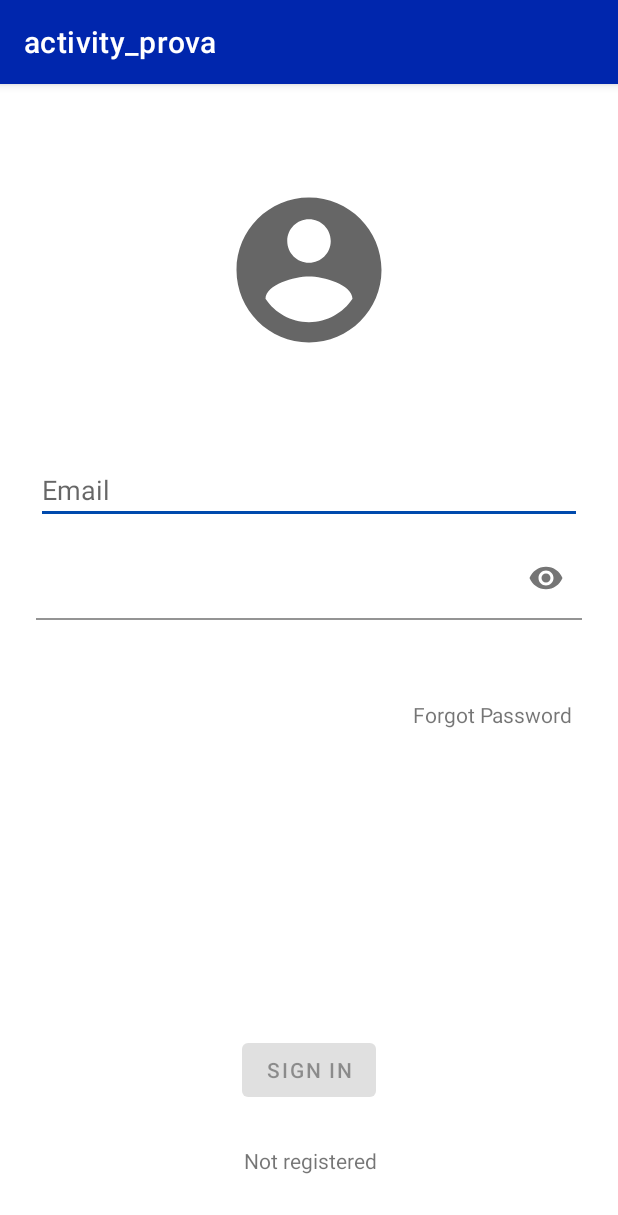
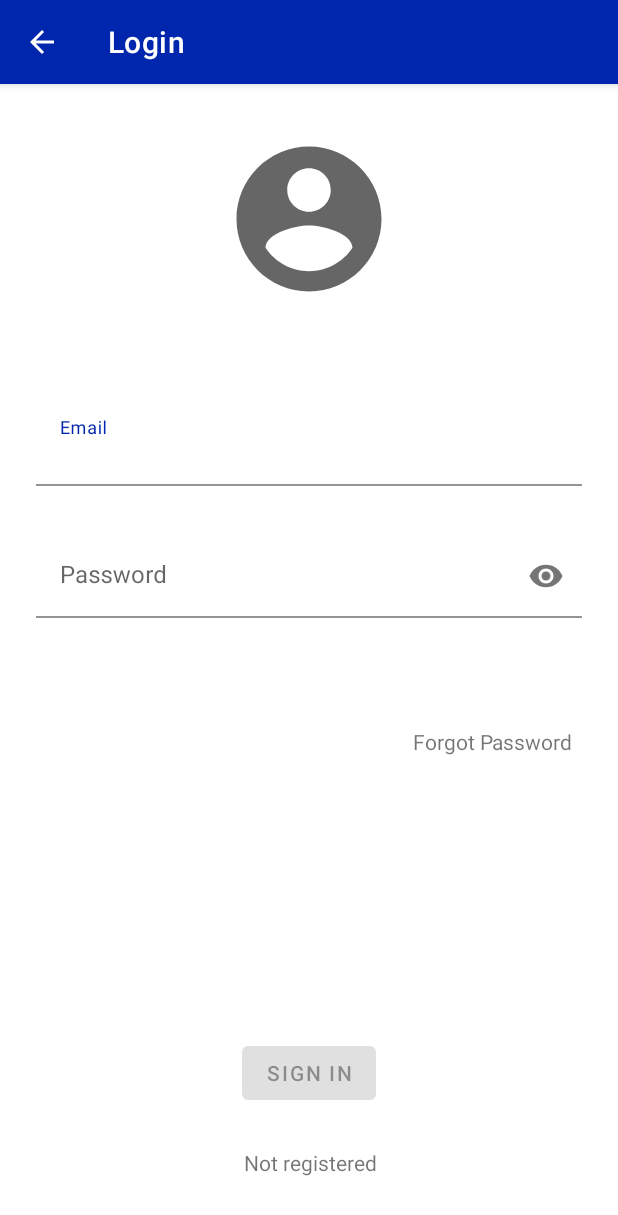
Before and after one commit to GioRigamonti/MyFITapp, an Android app: the Login screen opened directly, with no data from a screen before it, on a phone screen of 412 x 824 dp. Shown: the top 1215 px of the screen. Run offline under Robolectric (Android 15) with nearby library versions, the light colour scheme and no system bars.

Commit message:
sistemato login

```diff
--- a/MyFITapp/app/src/main/AndroidManifest.xml
+++ b/MyFITapp/app/src/main/AndroidManifest.xml
@@ -11,7 +11,7 @@
         android:theme="@style/Theme.MyFITapp">
         <activity
             android:name=".Login"
-            android:label="@string/title_activity_prova"
+            android:label="@string/title_activity_login"
             android:theme="@style/Theme.MyFITapp.NoActionBar"></activity>
         <activity
             android:name=".EditProfile"
@@ -28,9 +28,7 @@
         <activity
             android:name=".Settings"
             android:label="@string/title_activity_settings" />
-        <activity
-            android:name=".ui.login.LoginActivity"
-            android:label="@string/title_activity_login" />
+
         <activity
             android:name=".MainActivity"
             android:label="@string/app_name">
--- a/MyFITapp/app/src/main/java/it/unimib/myfitapp/Login.java
+++ b/MyFITapp/app/src/main/java/it/unimib/myfitapp/Login.java
@@ -1,7 +1,10 @@
 package it.unimib.myfitapp;
 
 import android.os.Bundle;
+import android.view.Menu;
+import android.view.MenuItem;
 
+import androidx.appcompat.app.ActionBar;
 import androidx.appcompat.app.AppCompatActivity;
 import androidx.appcompat.widget.Toolbar;
 
@@ -13,7 +16,24 @@ public class Login extends AppCompatActivity {
         setContentView(R.layout.activity_login);
         Toolbar toolbar = findViewById(R.id.toolbar);
         setSupportActionBar(toolbar);
+        ActionBar actionBar = getSupportActionBar();
+        if (actionBar != null) {
+            actionBar.setDisplayHomeAsUpEnabled(true);
+        }
+    }
 
+        @Override
+        public boolean onOptionsItemSelected(MenuItem item) {
+            switch (item.getItemId()) {
+                case android.R.id.home:
+                    finish();
+                    return true;
+            }
 
-    }
+            return super.onOptionsItemSelected(item);
+        }
+
+        public boolean onCreateOptionsMenu(Menu menu) {
+            return true;
+        }
 }
--- a/MyFITapp/app/src/main/res/layout/content_activity_login.xml
+++ b/MyFITapp/app/src/main/res/layout/content_activity_login.xml
@@ -6,27 +6,37 @@
     android:layout_height="match_parent"
     app:layout_behavior="@string/appbar_scrolling_view_behavior">
 
-    <EditText
+
+    <com.google.android.material.textfield.TextInputLayout
         android:id="@+id/username"
         android:layout_width="0dp"
         android:layout_height="wrap_content"
         android:layout_marginStart="24dp"
-        android:layout_marginTop="248dp"
+        android:layout_marginTop="64dp"
         android:layout_marginEnd="24dp"
-        android:hint="@string/prompt_email"
-        android:inputType="textEmailAddress"
-        android:selectAllOnFocus="true"
+        android:background="#00FFFFFF"
+        android:gravity="center_vertical"
+        app:boxBackgroundColor="#00FFFFFF"
+        app:boxStrokeColor="#00FFFFFF"
         app:layout_constraintEnd_toEndOf="parent"
-        app:layout_constraintHorizontal_bias="1.0"
         app:layout_constraintStart_toStartOf="parent"
-        app:layout_constraintTop_toTopOf="parent" />
+        app:layout_constraintTop_toBottomOf="@+id/imageView2">
+
+        <com.google.android.material.textfield.TextInputEditText
+            android:id="@+id/email_text"
+            android:layout_width="match_parent"
+            android:layout_height="match_parent"
+            android:hint="@string/prompt_email"
+            android:inputType="textEmailAddress" />
+
+    </com.google.android.material.textfield.TextInputLayout>
 
     <com.google.android.material.textfield.TextInputLayout
-        android:id="@+id/user_password"
+        android:id="@+id/password"
         android:layout_width="0dp"
         android:layout_height="wrap_content"
         android:layout_marginStart="24dp"
-        android:layout_marginTop="8dp"
+        android:layout_marginTop="32dp"
         android:layout_marginEnd="24dp"
         android:background="#00FFFFFF"
         android:gravity="center_vertical"
@@ -38,9 +48,10 @@
         app:passwordToggleEnabled="true">
 
         <com.google.android.material.textfield.TextInputEditText
-            android:id="@+id/user_password_text"
+            android:id="@+id/password_text"
             android:layout_width="match_parent"
             android:layout_height="match_parent"
+            android:hint="@string/prompt_password"
             android:inputType="textPassword" />
 
     </com.google.android.material.textfield.TextInputLayout>
@@ -81,6 +92,7 @@
         android:id="@+id/imageView2"
         android:layout_width="121dp"
         android:layout_height="116dp"
+        android:layout_marginTop="32dp"
         app:layout_constraintBottom_toTopOf="@+id/username"
         app:layout_constraintEnd_toEndOf="parent"
         app:layout_constraintStart_toStartOf="parent"
```
